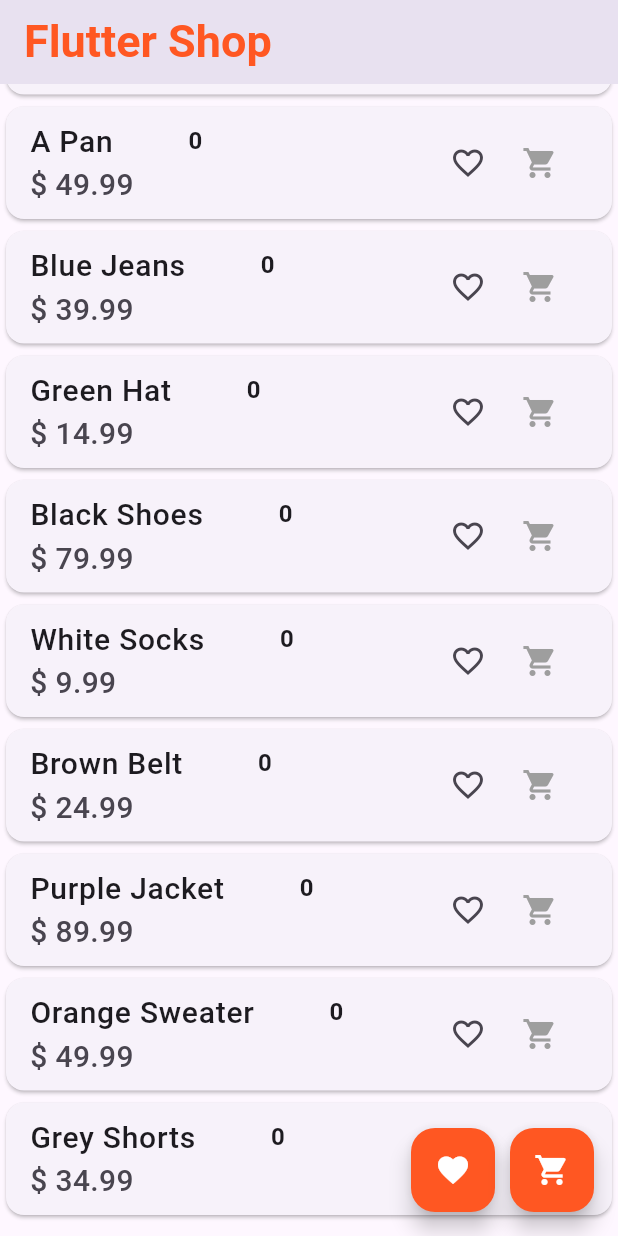
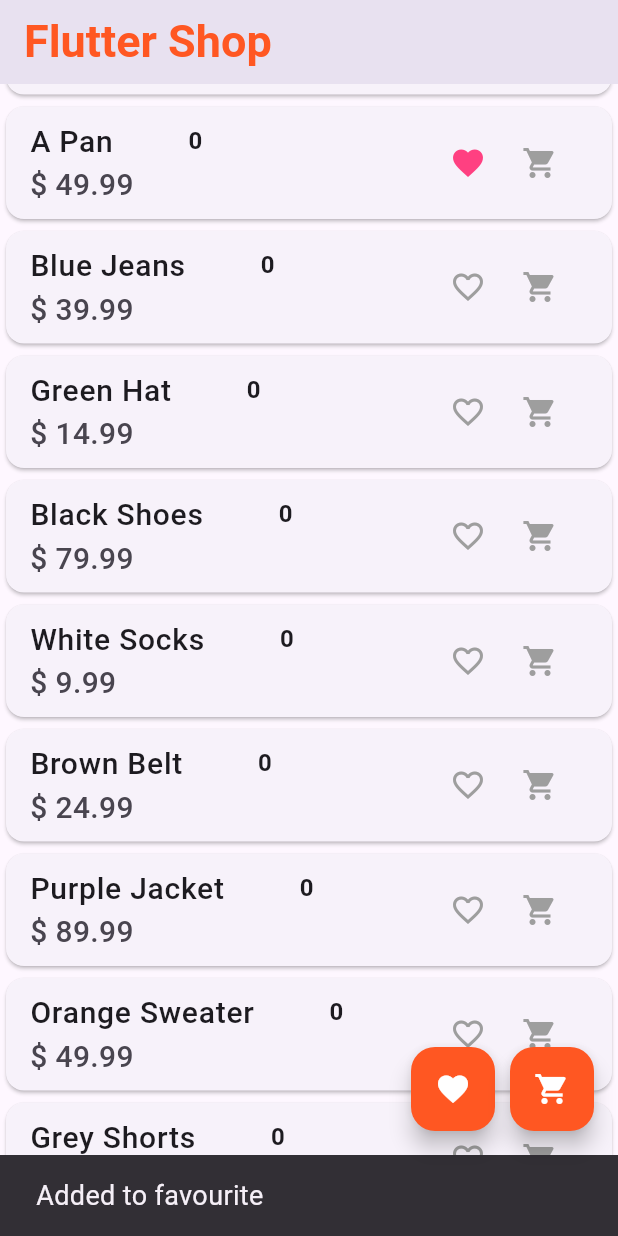
Before and after one commit to PathumDilhara/State-managemen-with-provider, a Flutter app: the screen it shows after launch, scrolled down 248 dp, after a tap on the "favorite outline" icon, on a phone screen of 412 x 824 dp. Run offline on Flutter 3.47's test engine with Material 3 defaults, Android fonts, the phone set to English and light mode, and no system bars.

Commit message:
Provider for favourite page & total amount of cart

```diff
--- a/lib/main.dart
+++ b/lib/main.dart
@@ -1,12 +1,19 @@
 import 'package:f25_shopping_app_provider_package/pages/product_page.dart';
 import 'package:f25_shopping_app_provider_package/provider/cart_provider.dart';
+import 'package:f25_shopping_app_provider_package/provider/favourite_provider.dart';
 import 'package:flutter/material.dart';
 import 'package:provider/provider.dart';
 
 void main() {
   runApp(
-    ChangeNotifierProvider(
-      create: (context) => CartProvider(), // which provider this should listen, Listening to single provider
+    // for multi providers
+    MultiProvider(providers: [
+      ChangeNotifierProvider(create: (context) => CartProvider(),),
+      ChangeNotifierProvider(create: (context) => FavouriteProvider(),),
+    ],
+        // for single providers
+    // ChangeNotifierProvider(
+    //   create: (context) => CartProvider(), // which provider this should listen, Listening to single provider
       child: const MyApp(),
     ),
   );
--- a/lib/pages/product_page.dart
+++ b/lib/pages/product_page.dart
@@ -5,6 +5,8 @@ import 'package:f25_shopping_app_provider_package/pages/favourite_page.dart';
 import 'package:f25_shopping_app_provider_package/provider/cart_provider.dart';
 import 'package:flutter/material.dart';
 import 'package:provider/provider.dart';
+
+import '../provider/favourite_provider.dart';
 
 class ProductPage extends StatelessWidget {
   const ProductPage({super.key});
@@ -67,12 +69,13 @@ class ProductPage extends StatelessWidget {
         itemBuilder: (context, index) {
           final ProductModel product = products[index];
           return Card(
-            child: Consumer<CartProvider>(
+            // child: Consumer<CartProvider>( // for single consumer
+            child: Consumer2<CartProvider, FavouriteProvider>(
               // Wrap the smallest widget
               // Consumer means what do the changes
               // Cart provider is already defined
               builder: (BuildContext context, CartProvider cartProvider,
-                  Widget? child) {
+                  FavouriteProvider favouriteProvider, Widget? child) {
                 return ListTile(
                   title: Row(
                     children: [
@@ -107,8 +110,22 @@ class ProductPage extends StatelessWidget {
                     mainAxisSize: MainAxisSize.min,
                     children: [
                       IconButton(
-                        onPressed: () {},
-                        icon: const Icon(Icons.favorite_border),
+                        onPressed: () {
+                          favouriteProvider.toggleFavourites(product.id);
+                          _customSnackBar(
+                              context,
+                              favouriteProvider.isFavourite(product.id)
+                                  ? "Added to favourite"
+                                  : "Removed from favourite");
+                        },
+                        icon: Icon(
+                          favouriteProvider.isFavourite(product.id)
+                              ? Icons.favorite
+                              : Icons.favorite_border,
+                          color: favouriteProvider.isFavourite(product.id)
+                              ? Colors.pinkAccent
+                              : Colors.grey,
+                        ),
                       ),
                       IconButton(
                         onPressed: () {
@@ -141,7 +158,10 @@ class ProductPage extends StatelessWidget {
   void _customSnackBar(BuildContext context, String title) {
     ScaffoldMessenger.of(context).showSnackBar(
       SnackBar(
-        content: Text(title, style: TextStyle(fontSize: 18),),
+        content: Text(
+          title,
+          style: TextStyle(fontSize: 18),
+        ),
         duration: const Duration(seconds: 1),
       ),
     );
--- /dev/null
+++ b/lib/provider/favourite_provider.dart
@@ -0,0 +1,26 @@
+import 'package:flutter/material.dart';
+
+class FavouriteProvider extends ChangeNotifier {
+  // State
+  final Map<String, bool> _favourites = {};
+
+  // Getter
+  Map<String, bool> get favourites => _favourites;
+
+  // toggle favourites
+  void toggleFavourites(String productId) {
+    if (_favourites.containsKey(productId)) {
+      _favourites[productId] = !_favourites[
+          productId]!; // if tree then false, if false then true / non nullable
+    } else {
+      _favourites[productId] = true;
+    }
+    notifyListeners();
+  }
+
+  // Method to check whether a fav  or not
+  bool isFavourite(String productId) {
+    return _favourites[productId] ??
+        false; // if there is a productId true other wise false
+  }
+}
```
Also changed, not shown: lib/pages/cart_page.dart (+21 -4 lines), lib/pages/favourite_page.dart (+62 -0 lines), lib/provider/cart_provider.dart (+17 -0 lines).
